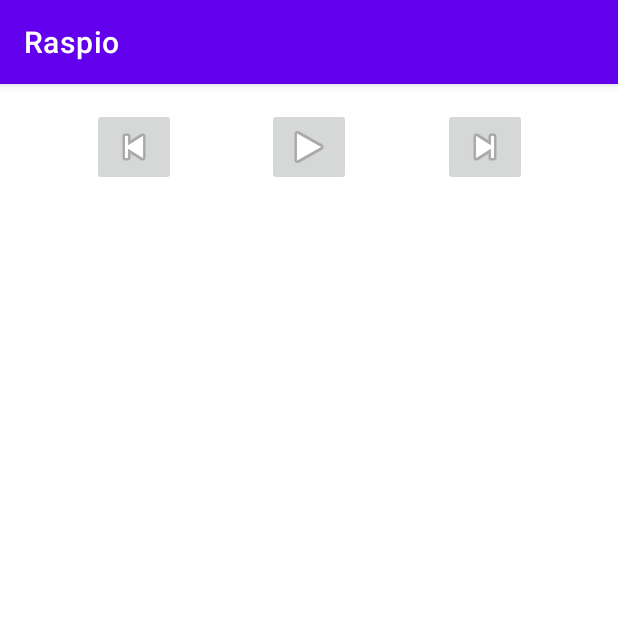
After one commit to bickoSiTiEff/Raspio, an Android app: the fragment PlaybackFragment shown on its own in the app's theme, on a phone screen of 412 x 824 dp, the top half of it. The commit adds this screen. Run offline under Robolectric (Android 15) with nearby library versions, the phone set to English and light mode, and no system bars; our stand-ins replace data binding; libraries missing offline, so code that uses them is left out: android.text.

Commit message:
Create Playback Controls fragment and viewModel

```diff
--- a/app/app/build.gradle
+++ b/app/app/build.gradle
@@ -51,6 +51,7 @@ dependencies {
     implementation 'androidx.lifecycle:lifecycle-viewmodel-ktx:2.3.1'
     implementation 'androidx.navigation:navigation-fragment-ktx:2.3.5'
     implementation 'androidx.navigation:navigation-ui-ktx:2.3.5'
+    implementation 'androidx.legacy:legacy-support-v4:1.0.0'
     testImplementation 'junit:junit:4.13.2'
     androidTestImplementation 'androidx.test.ext:junit:1.1.2'
     androidTestImplementation 'androidx.test.espresso:espresso-core:3.3.0'
--- /dev/null
+++ b/app/app/src/main/java/me/bickositieff/raspio/ui/playback/PlaybackFragment.kt
@@ -0,0 +1,31 @@
+package me.bickositieff.raspio.ui.playback
+
+import android.os.Bundle
+import android.view.LayoutInflater
+import android.view.View
+import android.view.ViewGroup
+import androidx.fragment.app.Fragment
+import androidx.fragment.app.viewModels
+import me.bickositieff.raspio.databinding.FragmentPlaybackBinding
+
+class PlaybackFragment : Fragment() {
+
+    private val viewModel: PlaybackViewModel by viewModels()
+
+    override fun onCreateView(
+        inflater: LayoutInflater,
+        container: ViewGroup?,
+        savedInstanceState: Bundle?
+    ): View {
+        val binding = FragmentPlaybackBinding.inflate(inflater, container, false)
+        binding.lifecycleOwner = viewLifecycleOwner
+
+        binding.viewModel = viewModel
+
+        binding.playPlayback.setOnClickListener { _ ->
+            viewModel.playPause()
+        }
+
+        return binding.root
+    }
+}
--- /dev/null
+++ b/app/app/src/main/java/me/bickositieff/raspio/ui/playback/PlaybackViewModel.kt
@@ -0,0 +1,18 @@
+package me.bickositieff.raspio.ui.playback
+
+import androidx.lifecycle.MutableLiveData
+import androidx.lifecycle.ViewModel
+
+class PlaybackViewModel : ViewModel() {
+    val playbackRunning = MutableLiveData(false)
+
+    fun playPause() {
+        if (playbackRunning.value!!) {
+            //pause playback API call
+            playbackRunning.value = false
+        } else {
+            //start/resume playback API call
+            playbackRunning.value = true
+        }
+    }
+}
--- /dev/null
+++ b/app/app/src/main/res/layout/fragment_playback.xml
@@ -0,0 +1,56 @@
+<?xml version="1.0" encoding="utf-8"?>
+
+<layout xmlns:android="http://schemas.android.com/apk/res/android"
+        xmlns:app="http://schemas.android.com/apk/res-auto"
+        xmlns:tools="http://schemas.android.com/tools">
+
+    <data>
+        <import type="android.text.InputType"/>
+        <variable
+                name="viewModel"
+                type="me.bickositieff.raspio.ui.playback.PlaybackViewModel"/>
+    </data>
+
+    <androidx.constraintlayout.widget.ConstraintLayout
+            android:layout_width="match_parent"
+            android:layout_height="match_parent"
+            tools:context=".ui.playback.PlaybackFragment"
+            android:id="@+id/frameLayout">
+        <ImageButton
+                android:src="@android:drawable/ic_media_previous"
+                android:layout_width="wrap_content"
+                android:layout_height="wrap_content"
+                android:id="@+id/stopPlayback"
+                app:layout_constraintStart_toStartOf="parent"
+                android:layout_marginStart="32dp"
+                app:layout_constraintTop_toTopOf="parent"
+                android:layout_marginTop="16dp"
+                app:layout_constraintEnd_toStartOf="@+id/playPlayback"
+                android:layout_marginEnd="16dp"
+                android:contentDescription="@string/stop_playback"/>
+        <ImageButton
+                android:src="@{viewModel.playbackRunning ? @android:drawable/ic_media_pause : @android:drawable/ic_media_play}"
+                android:layout_width="wrap_content"
+                android:layout_height="wrap_content"
+                android:id="@+id/playPlayback"
+                app:layout_constraintTop_toTopOf="parent"
+                android:layout_marginTop="16dp"
+                android:layout_marginStart="16dp"
+                app:layout_constraintStart_toEndOf="@+id/stopPlayback"
+                app:layout_constraintEnd_toStartOf="@+id/skipPlayback"
+                android:layout_marginEnd="16dp"
+                android:contentDescription="@string/play_pause_the_playback"/>
+        <ImageButton
+                android:src="@android:drawable/ic_media_next"
+                android:layout_width="wrap_content"
+                android:layout_height="wrap_content"
+                android:id="@+id/skipPlayback"
+                app:layout_constraintTop_toTopOf="parent"
+                android:layout_marginTop="16dp"
+                android:layout_marginStart="16dp"
+                app:layout_constraintStart_toEndOf="@+id/playPlayback"
+                android:layout_marginEnd="32dp"
+                app:layout_constraintEnd_toEndOf="parent"
+                android:contentDescription="@string/skip_song"/>
+    </androidx.constraintlayout.widget.ConstraintLayout>
+</layout>
--- a/app/app/src/main/res/values/strings.xml
+++ b/app/app/src/main/res/values/strings.xml
@@ -6,4 +6,7 @@
     <string name="transmission">Transmission</string>
     <string name="frequency">Frequency</string>
     <string name="transmission_state">transmission state</string>
+    <string name="stop_playback">Stop the Playback</string>
+    <string name="play_pause_the_playback">Play/Pause the playback.</string>
+    <string name="skip_song">Skip the song.</string>
 </resources>
```
